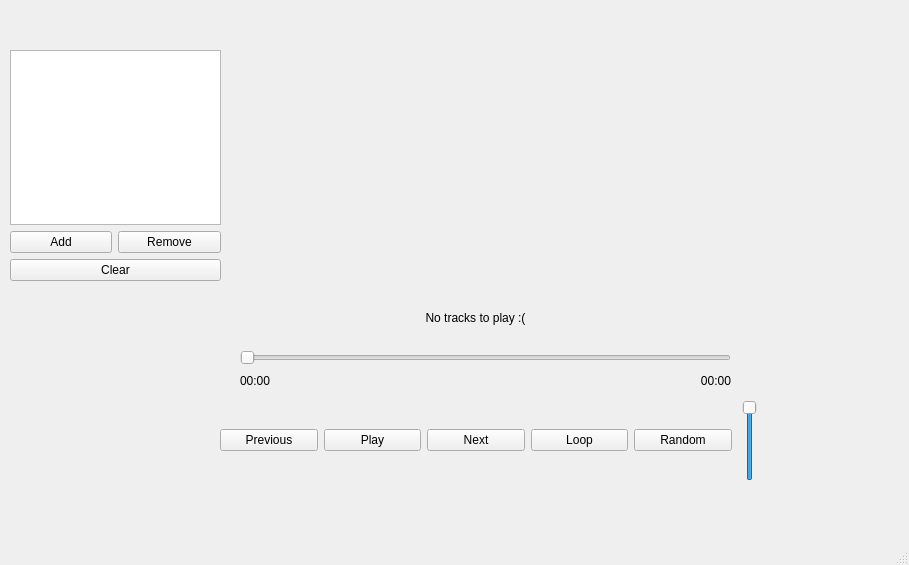
This is musicplayer.ui in kvasoedd/musicplayer_kursovichok as Qt 5 draws it before an edit. The edited form follows.
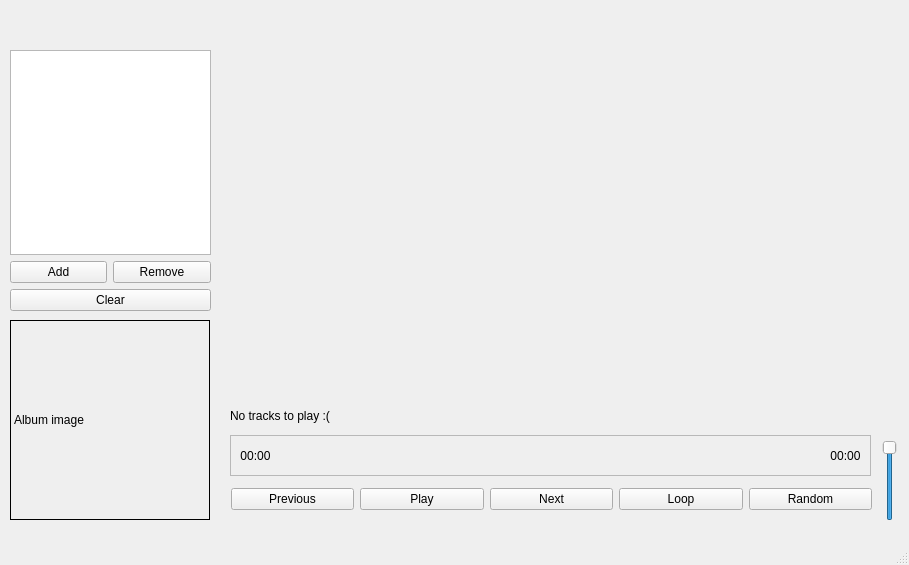
This is the edited form.

Patch:
```diff
--- a/musicplayer.ui
+++ b/musicplayer.ui
@@ -17,10 +17,10 @@
    <widget class="QWidget" name="horizontalLayoutWidget">
     <property name="geometry">
      <rect>
-      <x>220</x>
-      <y>400</y>
-      <width>512</width>
-      <height>80</height>
+      <x>231</x>
+      <y>479</y>
+      <width>641</width>
+      <height>41</height>
      </rect>
     </property>
     <layout class="QHBoxLayout" name="playbackPanel">
@@ -82,8 +82,8 @@
    <widget class="QSlider" name="volumeSlider">
     <property name="geometry">
      <rect>
-      <x>740</x>
-      <y>400</y>
+      <x>880</x>
+      <y>440</y>
       <width>20</width>
       <height>81</height>
      </rect>
@@ -103,8 +103,8 @@
      <rect>
       <x>10</x>
       <y>50</y>
-      <width>211</width>
-      <height>231</height>
+      <width>201</width>
+      <height>261</height>
      </rect>
     </property>
     <layout class="QGridLayout" name="playlistLayout">
@@ -137,10 +137,10 @@
    <widget class="QLabel" name="currentTrackLabel">
     <property name="geometry">
      <rect>
-      <x>340</x>
-      <y>310</y>
-      <width>271</width>
-      <height>16</height>
+      <x>230</x>
+      <y>400</y>
+      <width>641</width>
+      <height>31</height>
      </rect>
     </property>
     <property name="layoutDirection">
@@ -150,57 +150,102 @@
      <string>No tracks to play :(</string>
     </property>
     <property name="alignment">
-     <set>Qt::AlignmentFlag::AlignCenter</set>
+     <set>Qt::AlignmentFlag::AlignLeading|Qt::AlignmentFlag::AlignLeft|Qt::AlignmentFlag::AlignVCenter</set>
     </property>
    </widget>
-   <widget class="QWidget" name="verticalLayoutWidget">
+   <widget class="QFrame" name="progressFrame">
     <property name="geometry">
      <rect>
-      <x>240</x>
-      <y>350</y>
-      <width>491</width>
+      <x>230</x>
+      <y>435</y>
+      <width>641</width>
       <height>41</height>
      </rect>
     </property>
-    <layout class="QVBoxLayout" name="verticalLayout_2">
-     <item>
-      <widget class="QSlider" name="positionSlider">
-       <property name="cursor">
-        <cursorShape>PointingHandCursor</cursorShape>
-       </property>
-       <property name="maximum">
-        <number>100</number>
-       </property>
-       <property name="orientation">
-        <enum>Qt::Orientation::Horizontal</enum>
-       </property>
-      </widget>
-     </item>
-     <item>
-      <layout class="QHBoxLayout" name="timeLayout">
-       <item>
-        <widget class="QLabel" name="labelCurrentTime">
-         <property name="text">
-          <string>00:00</string>
-         </property>
-         <property name="alignment">
-          <set>Qt::AlignmentFlag::AlignLeading|Qt::AlignmentFlag::AlignLeft|Qt::AlignmentFlag::AlignVCenter</set>
-         </property>
-        </widget>
-       </item>
-       <item>
-        <widget class="QLabel" name="labelTotalTime">
-         <property name="text">
-          <string>00:00</string>
-         </property>
-         <property name="alignment">
-          <set>Qt::AlignmentFlag::AlignRight|Qt::AlignmentFlag::AlignTrailing|Qt::AlignmentFlag::AlignVCenter</set>
-         </property>
-        </widget>
-       </item>
-      </layout>
-     </item>
-    </layout>
+    <property name="frameShape">
+     <enum>QFrame::Shape::StyledPanel</enum>
+    </property>
+    <property name="frameShadow">
+     <enum>QFrame::Shadow::Raised</enum>
+    </property>
+    <widget class="QWidget" name="verticalLayoutWidget">
+     <property name="geometry">
+      <rect>
+       <x>50</x>
+       <y>10</y>
+       <width>541</width>
+       <height>31</height>
+      </rect>
+     </property>
+     <layout class="QVBoxLayout" name="progressLayout">
+      <property name="spacing">
+       <number>1</number>
+      </property>
+      <property name="sizeConstraint">
+       <enum>QLayout::SizeConstraint::SetMinAndMaxSize</enum>
+      </property>
+     </layout>
+    </widget>
+    <widget class="QLabel" name="labelTotalTime">
+     <property name="geometry">
+      <rect>
+       <x>590</x>
+       <y>0</y>
+       <width>51</width>
+       <height>41</height>
+      </rect>
+     </property>
+     <property name="sizePolicy">
+      <sizepolicy hsizetype="Ignored" vsizetype="Ignored">
+       <horstretch>0</horstretch>
+       <verstretch>0</verstretch>
+      </sizepolicy>
+     </property>
+     <property name="maximumSize">
+      <size>
+       <width>1600</width>
+       <height>1600</height>
+      </size>
+     </property>
+     <property name="text">
+      <string>00:00</string>
+     </property>
+     <property name="alignment">
+      <set>Qt::AlignmentFlag::AlignCenter</set>
+     </property>
+    </widget>
+    <widget class="QLabel" name="labelCurrentTime">
+     <property name="geometry">
+      <rect>
+       <x>0</x>
+       <y>0</y>
+       <width>51</width>
+       <height>41</height>
+      </rect>
+     </property>
+     <property name="text">
+      <string>00:00</string>
+     </property>
+     <property name="alignment">
+      <set>Qt::AlignmentFlag::AlignCenter</set>
+     </property>
+    </widget>
+   </widget>
+   <widget class="QLabel" name="image">
+    <property name="geometry">
+     <rect>
+      <x>10</x>
+      <y>320</y>
+      <width>200</width>
+      <height>200</height>
+     </rect>
+    </property>
+    <property name="frameShape">
+     <enum>QFrame::Shape::Box</enum>
+    </property>
+    <property name="text">
+     <string>Album image</string>
+    </property>
    </widget>
   </widget>
   <widget class="QMenuBar" name="menubar">
```
Left out of the diff: 18 changed lines with no effect on the pictures.
